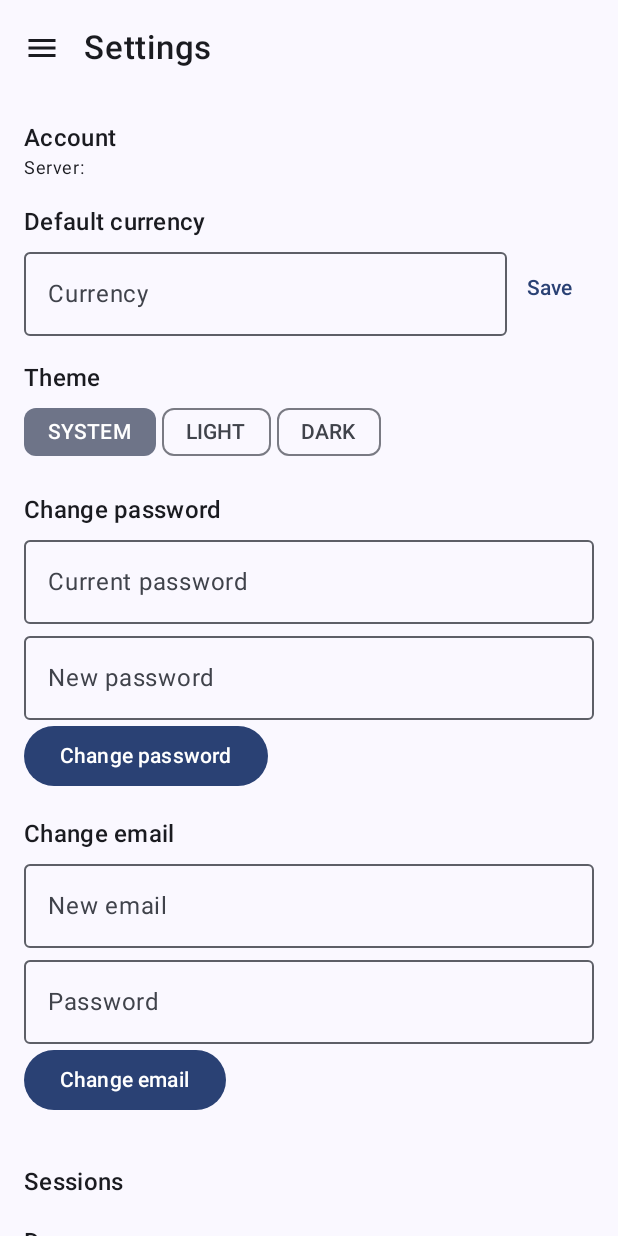
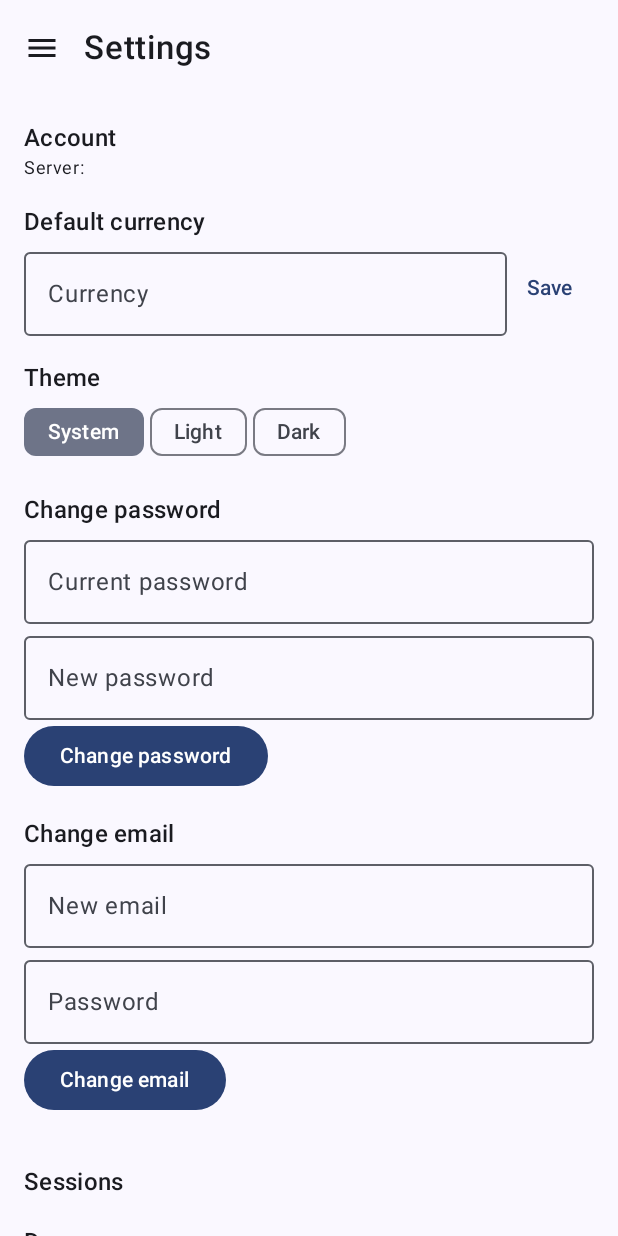
Before and after one commit to dpiegdon/shoppinglist, an Android app built with Jetpack Compose: the SettingsScreen screen opened through its navigation route, on a phone screen of 412 x 824 dp. Run offline under Robolectric (Android 15) with nearby library versions, the phone set to English and light mode, and no system bars; our stand-ins replace Dagger/Hilt's generated code; libraries missing offline, so code that uses them is left out: com.jakewharton.retrofit2; 4 statements that could not run were skipped.

Commit message:
feat(android): list-row + label + login polish (T-40)
A bundle of small "make the Android app perfect" surface fixes:
- ItemRow now shows quantity ("2l · 1.99 EUR" — the thing you need in-store) and
  the note (secondary, ellipsized), not just name + price.
- Checked strikethrough uses MaterialTheme.colorScheme.error instead of a
  hardcoded Color.Red (poor dark-theme contrast). ListScreenTest's A7 assertion
  loosened accordingly: assert the checked color differs from the unchecked one,
  not a fixed literal.
- Registry status chip and Settings theme chips show user-facing labels ("To buy"
  / "Done" / "Backlog"; "System" / "Light" / "Dark") instead of raw wire strings /
  enum names — via a new Status.label and a ThemePreference.label() helper.
- Overview lists sort case-insensitively by name (ListDao.activeLists ORDER BY)
  instead of rowid order.
- Login screen: email/URL keyboard types, IME Next→Next→Done flow with Enter
  submitting, a Show/Hide password toggle, and a scrollable column (small screens
  + keyboard).

Co-Authored-By: Claude Opus 4.8 <noreply@anthropic.com>
Claude-Session: https://claude.ai/code/session_01WGwnYVeek85je8RFtCNvxo

```diff
--- a/android/app/src/main/java/org/p23q/shoppinglist/data/db/Daos.kt
+++ b/android/app/src/main/java/org/p23q/shoppinglist/data/db/Daos.kt
@@ -80,7 +80,7 @@ interface ListDao {
     @Query("SELECT * FROM lists WHERE id = :id")
     fun observeById(id: String): Flow<ListEntity?>
 
-    @Query("SELECT * FROM lists WHERE deleted_value = 0")
+    @Query("SELECT * FROM lists WHERE deleted_value = 0 ORDER BY name_value COLLATE NOCASE")
     fun activeLists(): Flow<List<ListEntity>>
 
     @Query("SELECT * FROM lists WHERE dirty = 1")
--- a/android/app/src/main/java/org/p23q/shoppinglist/ui/login/LoginScreen.kt
+++ b/android/app/src/main/java/org/p23q/shoppinglist/ui/login/LoginScreen.kt
@@ -7,6 +7,10 @@ import androidx.compose.foundation.layout.fillMaxSize
 import androidx.compose.foundation.layout.fillMaxWidth
 import androidx.compose.foundation.layout.height
 import androidx.compose.foundation.layout.padding
+import androidx.compose.foundation.rememberScrollState
+import androidx.compose.foundation.text.KeyboardActions
+import androidx.compose.foundation.text.KeyboardOptions
+import androidx.compose.foundation.verticalScroll
 import androidx.compose.material3.Button
 import androidx.compose.material3.MaterialTheme
 import androidx.compose.material3.OutlinedTextField
@@ -15,8 +19,14 @@ import androidx.compose.material3.TextButton
 import androidx.compose.runtime.Composable
 import androidx.compose.runtime.LaunchedEffect
 import androidx.compose.runtime.getValue
+import androidx.compose.runtime.mutableStateOf
+import androidx.compose.runtime.remember
+import androidx.compose.runtime.setValue
 import androidx.compose.ui.Modifier
+import androidx.compose.ui.text.input.ImeAction
+import androidx.compose.ui.text.input.KeyboardType
 import androidx.compose.ui.text.input.PasswordVisualTransformation
+import androidx.compose.ui.text.input.VisualTransformation
 import androidx.compose.ui.unit.dp
 import androidx.hilt.navigation.compose.hiltViewModel
 import androidx.lifecycle.compose.collectAsStateWithLifecycle
@@ -27,6 +37,7 @@ fun LoginScreen(
     viewModel: LoginViewModel = hiltViewModel(),
 ) {
     val state by viewModel.uiState.collectAsStateWithLifecycle()
+    var passwordVisible by remember { mutableStateOf(false) }
 
     LaunchedEffect(state.loginSucceeded) {
         if (state.loginSucceeded) {
@@ -35,7 +46,10 @@ fun LoginScreen(
     }
 
     Column(
-        modifier = Modifier.fillMaxSize().padding(24.dp),
+        modifier = Modifier
+            .fillMaxSize()
+            .verticalScroll(rememberScrollState())
+            .padding(24.dp),
         verticalArrangement = Arrangement.Center,
     ) {
         Text(text = "Shopping List", style = MaterialTheme.typography.headlineMedium)
@@ -46,6 +60,7 @@ fun LoginScreen(
             onValueChange = viewModel::onServerUrlChange,
             label = { Text("Server URL") },
             singleLine = true,
+            keyboardOptions = KeyboardOptions(keyboardType = KeyboardType.Uri, imeAction = ImeAction.Next),
             modifier = Modifier.fillMaxWidth(),
         )
         Spacer(Modifier.height(8.dp))
@@ -55,6 +70,7 @@ fun LoginScreen(
             onValueChange = viewModel::onEmailChange,
             label = { Text("Email") },
             singleLine = true,
+            keyboardOptions = KeyboardOptions(keyboardType = KeyboardType.Email, imeAction = ImeAction.Next),
             modifier = Modifier.fillMaxWidth(),
         )
         Spacer(Modifier.height(8.dp))
@@ -64,7 +80,15 @@ fun LoginScreen(
             onValueChange = viewModel::onPasswordChange,
             label = { Text("Password") },
             singleLine = true,
-            visualTransformation = PasswordVisualTransformation(),
+            visualTransformation = if (passwordVisible) VisualTransformation.None else PasswordVisualTransformation(),
+            keyboardOptions = KeyboardOptions(keyboardType = KeyboardType.Password, imeAction = ImeAction.Done),
+            // Enter on the password field submits, so a returning user never has to reach for the button.
+            keyboardActions = KeyboardActions(onDone = { viewModel.submit() }),
+            trailingIcon = {
+                TextButton(onClick = { passwordVisible = !passwordVisible }) {
+                    Text(if (passwordVisible) "Hide" else "Show")
+                }
+            },
             modifier = Modifier.fillMaxWidth(),
         )
 
--- a/android/app/src/main/java/org/p23q/shoppinglist/ui/registry/RegistryScreen.kt
+++ b/android/app/src/main/java/org/p23q/shoppinglist/ui/registry/RegistryScreen.kt
@@ -94,7 +94,7 @@ private fun RegistryRow(item: ItemEntity, onClick: () -> Unit, onDelete: () -> U
         horizontalArrangement = Arrangement.SpaceBetween,
     ) {
         Text(text = item.name.value, style = MaterialTheme.typography.bodyLarge, modifier = Modifier.weight(1f))
-        AssistChip(onClick = onClick, label = { Text(Status.fromWireValue(item.status.value).wireValue) })
+        AssistChip(onClick = onClick, label = { Text(Status.fromWireValue(item.status.value).label) })
         Spacer(Modifier.width(4.dp))
         IconButton(onClick = onDelete) {
             Icon(imageVector = Icons.Default.Delete, contentDescription = "Delete ${item.name.value}")
--- a/android/app/src/main/java/org/p23q/shoppinglist/ui/settings/SettingsScreen.kt
+++ b/android/app/src/main/java/org/p23q/shoppinglist/ui/settings/SettingsScreen.kt
@@ -74,7 +74,7 @@ fun SettingsScreen(
                 FilterChip(
                     selected = state.theme == pref,
                     onClick = { viewModel.setTheme(pref) },
-                    label = { Text(pref.name) },
+                    label = { Text(pref.label()) },
                     modifier = Modifier.padding(end = 4.dp),
                 )
             }
@@ -190,3 +190,10 @@ fun SettingsScreen(
         )
     }
 }
+
+/** User-facing theme names (T-40) — never show the raw SYSTEM/LIGHT/DARK enum constants. */
+private fun ThemePreference.label(): String = when (this) {
+    ThemePreference.SYSTEM -> "System"
+    ThemePreference.LIGHT -> "Light"
+    ThemePreference.DARK -> "Dark"
+}
```
Also changed, not shown: android/app/src/main/java/org/p23q/shoppinglist/data/db/Status.kt (+8 -5 lines), android/app/src/main/java/org/p23q/shoppinglist/ui/list/ListScreen.kt (+17 -4 lines), 2 other files.
